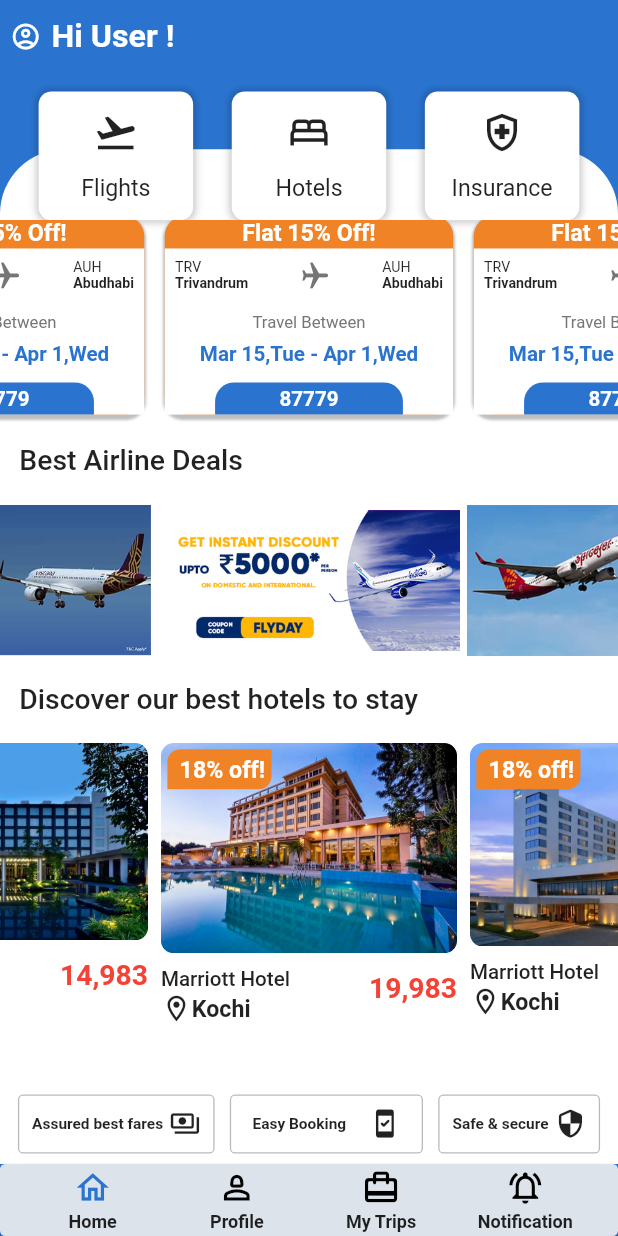
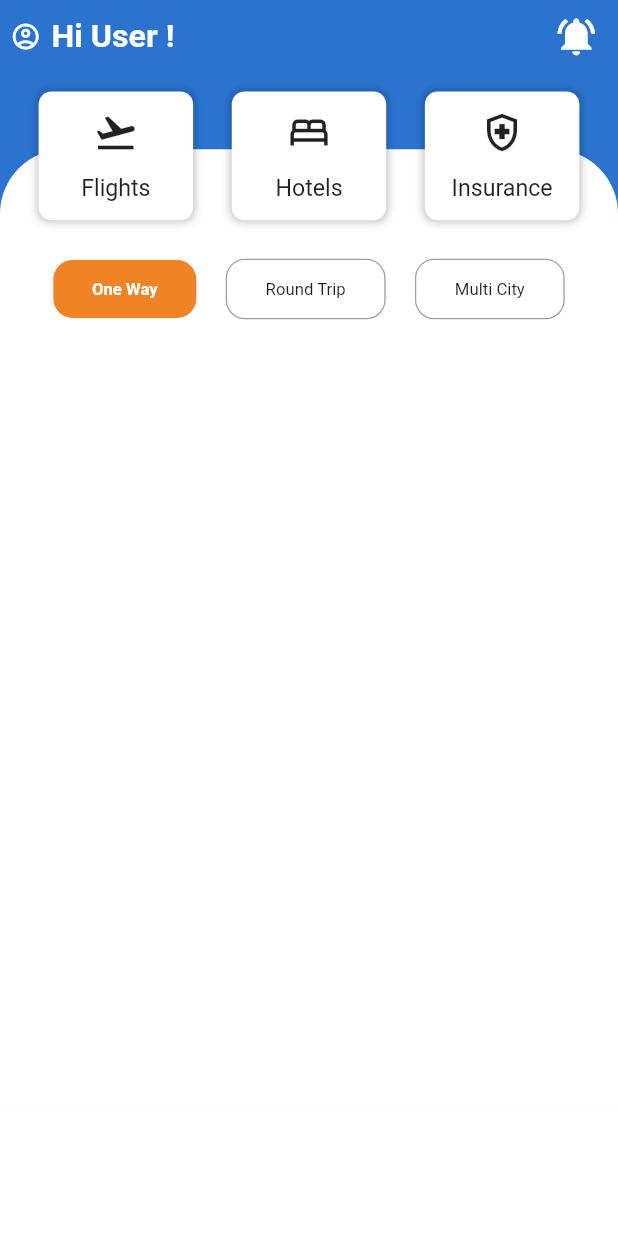
Before and after one commit to jishad-bin-yousaf/Travel-Mytri_mob, a Flutter app: the screen it shows after launch, scrolled down 79 dp, after a tap on "Flights", on a phone screen of 412 x 824 dp. Run offline on Flutter 3.47's test engine with Material 2 defaults, Android fonts, the phone set to English and light mode, and no system bars; drawn by our look-alikes of carousel_slider, custom_navigation_bar; our stand-ins replace fluttertoast, freezed_annotation, responsive_framework.

Commit message:
flight search

```diff
--- a/lib/Config/routes.dart
+++ b/lib/Config/routes.dart
@@ -1,4 +1,5 @@
 import 'package:flutter/material.dart';
+import 'package:travel_mytri_mobile_v1/Screens/flight_search.dart';
 
 import '../Screens/Login/otp_screen.dart';
 import '../main.dart';
@@ -6,5 +7,6 @@
 Map<String, Widget Function(BuildContext)> routes = {
   '/': (context) => const SplashScreen(),
   '/home': (context) => LaunchScreen(),
-  '/otp': (context) => ScreenOtp(),
+  '/otp': (context) => const ScreenOtp(),
+  '/flights': (context) => const FlightSearchScreen(),
 };
--- a/lib/Constants/urls.dart
+++ b/lib/Constants/urls.dart
@@ -3,6 +3,6 @@
 }
 
 class AuthenticationUrl {
-  String authenticate = "api/Account/Authenticate";
+  String authenticate = "/api/Account/Authenticate";
   String otpSubmit = "/api/Account/OtpSubmitForAuthentication";
 }
--- a/lib/Screens/Home/home_screen.dart
+++ b/lib/Screens/Home/home_screen.dart
@@ -56,7 +56,9 @@
                     mainAxisAlignment: MainAxisAlignment.spaceEvenly,
                     children: [
                       InkWell(
-                        onTap: () {},
+                        onTap: () {
+                          Navigator.of(context).pushNamed('/flights');
+                        },
                         child: Container(
                           width: width * 0.25,
                           height: 100,
--- a/lib/Screens/Login/otp_screen.dart
+++ b/lib/Screens/Login/otp_screen.dart
@@ -18,6 +18,7 @@
     TextEditingController otpController4 = TextEditingController();
     TextEditingController otpController5 = TextEditingController();
     TextEditingController otpController6 = TextEditingController();
+    String phoneNo = ModalRoute.of(context)?.settings.arguments as String;
     return Scaffold(
       // appBar: AppBar(),
       body: SafeArea(
@@ -55,10 +56,10 @@
                     style: TextStyle(fontWeight: FontWeight.w600, fontSize: 16),
                   ),
                 ),
-                const Padding(
-                  padding: EdgeInsets.only(bottom: 30.0),
+                Padding(
+                  padding: const EdgeInsets.only(bottom: 30.0),
                   child: Text(
-                    "+91 ${9807392792}",
+                    "+91 $phoneNo",
                     style: TextStyle(fontWeight: FontWeight.w800, fontSize: 20),
                   ),
                 ),
@@ -76,7 +77,9 @@
                 Padding(
                   padding: const EdgeInsets.all(10.0),
                   child: TextButton(
-                      onPressed: () {},
+                      onPressed: () async {
+                        await AuthenticationApi().authenticate(mobileNo: phoneNo);
+                      },
                       child: Text(
                         "Resend OTP",
                         style: TextStyle(color: Colors.grey.shade700, fontSize: 16, fontWeight: FontWeight.w400),
@@ -88,8 +91,9 @@
                   child: ElevatedButton(
                     onPressed: () async {
                       final otp = int.parse("${otpController1.text}${otpController2.text}${otpController3.text}${otpController4.text}${otpController5.text}${otpController6.text}");
-                      final resp = await AuthenticationApi().otpSubmit(mobileNo: "7736982537", otp: otp);
-                      if (resp?.status == true) {
+                      final resp = await AuthenticationApi().otpSubmit(mobileNo: phoneNo, otp: otp);
+                      if (resp?.status == true && resp?.token != null) {
+                        gToken = resp!.token!;
                         Navigator.pushNamedAndRemoveUntil(context, '/home', ModalRoute.withName('/home'));
                       } else {
                         Helper().toastMessage(resp?.responseMessage ?? "");
--- /dev/null
+++ b/lib/Screens/flight_search.dart
@@ -0,0 +1,275 @@
+import 'dart:developer';
+
+import 'package:flutter/material.dart';
+import 'package:travel_mytri_mobile_v1/Constants/colors.dart';
+
+import '../bottom_navigation.dart';
+
+class FlightSearchScreen extends StatelessWidget {
+  const FlightSearchScreen({super.key});
+
+  @override
+  Widget build(BuildContext context) {
+    return Scaffold(
+      backgroundColor: primaryColor,
+      bottomSheet: Container(
+        color: white,
+        height: 100,
+        width: MediaQuery.of(context).size.width,
+      ),
+      appBar: AppBar(
+        elevation: 0,
+        leadingWidth: 180,
+        actions: [
+          IconButton(
+              onPressed: () {},
+              icon: const Icon(
+                Icons.notifications_active,
+                size: 35,
+              )),
+          const SizedBox(width: 10),
+        ],
+        leading: Align(
+          alignment: Alignment.centerLeft,
+          child: TextButton.icon(
+            onPressed: () {
+              //   loginBottomSheet(context, width);
+            },
+            icon: const Icon(Icons.account_circle_outlined, color: Colors.white),
+            label: const Text(
+              "Hi User !",
+              style: TextStyle(color: Colors.white, fontWeight: FontWeight.w600, fontSize: 25),
+            ),
+          ),
+        ),
+      ),
+      body: SafeArea(
+        child: Stack(
+          children: [
+            Container(
+              alignment: Alignment.bottomCenter,
+              margin: const EdgeInsets.only(top: 60),
+              decoration: const BoxDecoration(
+                color: white,
+                borderRadius: BorderRadius.only(
+                  topLeft: Radius.circular(50),
+                  topRight: Radius.circular(50),
+                ),
+              ),
+            ),
+            Padding(
+              padding: const EdgeInsets.only(top: 15),
+              child: Column(
+                children: [
+                  Row(
+                    mainAxisAlignment: MainAxisAlignment.spaceEvenly,
+                    children: [
+                      Container(
+                        width: MediaQuery.of(context).size.width * 0.25,
+                        height: 100,
+                        decoration: BoxDecoration(
+                          color: Colors.white,
+                          boxShadow: [
+                            BoxShadow(
+                              color: Colors.black.withOpacity(0.25),
+                              spreadRadius: 1,
+                              blurRadius: 5,
+                              //  offset: const Offset(0, 7), // changes position of shadow
+                            ),
+                          ],
+                          borderRadius: const BorderRadius.all(
+                            Radius.circular(10),
+                          ),
+                        ),
+                        child: Column(mainAxisAlignment: MainAxisAlignment.spaceEvenly, children: const [
+                          Icon(Icons.flight_takeoff, size: 35),
+                          Text("Flights", style: TextStyle(fontSize: 18)),
+                        ]),
+                      ),
+                      InkWell(
+                        onTap: () {},
+                        child: Container(
+                          width: MediaQuery.of(context).size.width * 0.25,
+                          height: 100,
+                          decoration: BoxDecoration(
+                            color: Colors.white,
+                            boxShadow: [
+                              BoxShadow(
+                                color: Colors.black.withOpacity(0.25),
+                                spreadRadius: 1,
+                                blurRadius: 5,
+                                //  offset: const Offset(0, 7), // changes position of shadow
+                              ),
+                            ],
+                            borderRadius: const BorderRadius.all(
+                              Radius.circular(10),
+                            ),
+                          ),
+                          child: Column(mainAxisAlignment: MainAxisAlignment.spaceEvenly, children: const [
+                            Icon(Icons.bed_outlined, size: 35),
+                            Text("Hotels", style: TextStyle(fontSize: 18)),
+                          ]),
+                        ),
+                      ),
+                      InkWell(
+                        onTap: () {},
+                        child: Container(
+                          width: MediaQuery.of(context).size.width * 0.25,
+                          height: 100,
+                          decoration: BoxDecoration(
+                            color: Colors.white,
+                            boxShadow: [
+                              BoxShadow(
+                                color: Colors.black.withOpacity(0.25),
+                                spreadRadius: 1,
+                                blurRadius: 5,
+                                //  offset: const Offset(0, 7), // changes position of shadow
+                              ),
+                            ],
+                            borderRadius: const BorderRadius.all(
+                              Radius.circular(10),
+                            ),
+                          ),
+                          child: Column(mainAxisAlignment: MainAxisAlignment.spaceEvenly, children: const [
+                            Icon(Icons.health_and_safety_outlined, size: 35),
+                            Text("Insurance", style: TextStyle(fontSize: 18)),
+                          ]),
+                        ),
+                      ),
+                    ],
+                  ),
+                  Expanded(
+                    child: ListView(
+                      padding: const EdgeInsets.all(30),
+                      children: [
+                        const TripTypeSelect(),
+                      ],
+                    ),
+                  ),
+                ],
+              ),
+            )
+          ],
+        ),
+      ),
+    );
+  }
+}
+
+class TripTypeSelect extends StatefulWidget {
+  const TripTypeSelect({
+    super.key,
+  });
+
+  @override
+  State<TripTypeSelect> createState() => _TripTypeSelectState();
+}
+
+class _TripTypeSelectState extends State<TripTypeSelect> {
+  late bool oneWay;
+  late bool roundTrip;
+  late bool multiCity;
+  @override
+  void initState() {
+    super.initState();
+    oneWay = true;
+    roundTrip = false;
+    multiCity = false;
+  }
+
+  @override
+  Widget build(BuildContext context) {
+    return Row(
+      mainAxisAlignment: MainAxisAlignment.spaceAround,
+      children: [
+        InkWell(
+          onTap: () {
+            setState(() {
+              oneWay = true;
+              roundTrip = false;
+              multiCity = false;
+            });
+          },
+          child: Container(
+            padding: const EdgeInsets.symmetric(vertical: 15, horizontal: 30),
+            decoration: BoxDecoration(
+              border: !oneWay ? Border.all(color: Colors.grey) : null,
+              borderRadius: BorderRadius.circular(15),
+              color: oneWay ? secondaryColor : null,
+            ),
+            child: Text(
+              'One Way',
+              style: oneWay
+                  ? const TextStyle(
+                      color: Colors.white,
+                      fontWeight: FontWeight.bold,
+                      fontSize: 13,
+                    )
+                  : const TextStyle(
+                      fontSize: 13,
+                    ),
+            ),
+          ),
+        ),
+        InkWell(
+          onTap: () {
+            setState(() {
+              oneWay = false;
+              roundTrip = true;
+              multiCity = false;
+            });
+          },
+          child: Container(
+            padding: const EdgeInsets.symmetric(vertical: 15, horizontal: 30),
+            decoration: BoxDecoration(
+              border: !roundTrip ? Border.all(color: Colors.grey) : null,
+              borderRadius: BorderRadius.circular(15),
+              color: roundTrip ? secondaryColor : null,
+            ),
+            child: Text(
+              'Round Trip',
+              style: roundTrip
+                  ? const TextStyle(
+                      color: Colors.white,
+                      fontWeight: FontWeight.bold,
+                      fontSize: 13,
+                    )
+                  : const TextStyle(
+                      fontSize: 13,
+                    ),
+            ),
+          ),
+        ),
+        InkWell(
+          onTap: () {
+            setState(() {
+              oneWay = false;
+              roundTrip = false;
+              multiCity = true;
+            });
+          },
+          child: Container(
+            padding: const EdgeInsets.symmetric(vertical: 15, horizontal: 30),
+            decoration: BoxDecoration(
+              border: !multiCity ? Border.all(color: Colors.grey) : null,
+              borderRadius: BorderRadius.circular(15),
+              color: multiCity ? secondaryColor : null,
+            ),
+            child: Text(
+              'Multi City',
+              style: multiCity
+                  ? const TextStyle(
+                      color: Colors.white,
+                      fontWeight: FontWeight.bold,
+                      fontSize: 13,
+                    )
+                  : const TextStyle(
+                      fontSize: 13,
+                    ),
+            ),
+          ),
+        ),
+      ],
+    );
+  }
+}
--- a/lib/data/api.dart
+++ b/lib/data/api.dart
@@ -5,20 +5,18 @@
 import 'package:travel_mytri_mobile_v1/Screens/widgets/helper.dart';
 import 'package:travel_mytri_mobile_v1/data/model/general_resp.dart';
 import '../Constants/urls.dart';
-import 'model/My Trip/flights.dart';
 
-String gToken = "25p5c8kP0yiRZf4uUw6F+mhLXlrqKknx0A3xX2ZrERgDZCkdF3W+u1NH25EhdTTr";
-String baseUrl = "uattm.jameer.xyz";
+String gToken = "";
+String baseUrl = "https://uattm.jameer.xyz";
 AuthenticationUrl authUrl = AuthenticationUrl();
 
 class AuthenticationApi {
   Future<GeneralReponseModel?> authenticate({required String mobileNo}) async {
     try {
+      final url = Uri.parse(baseUrl + authUrl.authenticate);
+      print(url);
       final result = await http.post(
-        Uri.http(
-          baseUrl,
-          authUrl.authenticate,
-        ),
+        url,
         body: jsonEncode({"mobileNumber": mobileNo}),
         headers: {"Authorization": "Bearer $gToken", "DeviceCode": "M", "content-type": "application/json"},
       );
@@ -37,13 +35,15 @@
     return null;
   }
 
+/* Error :HandshakeException: Handshake error in client (OS Error:
+      	CERTIFICATE_VERIFY_FAILED: Hostname mismatch(handshake.cc:393)) */
   Future<ResponseWithToken?> otpSubmit({required String mobileNo, required int otp}) async {
     try {
+      final url = Uri.parse(baseUrl + authUrl.otpSubmit);
+      print({"mobileNumber": mobileNo, "otp": otp});
+      print(url);
       final result = await http.post(
-        Uri.http(
-          baseUrl,
-          authUrl.otpSubmit,
-        ),
+        url,
         body: jsonEncode({"mobileNumber": mobileNo, "otp": otp}),
         headers: {"Authorization": "Bearer $gToken", "DeviceCode": "M", "content-type": "application/json"},
       );
```
Also changed, not shown: 1 other file.
